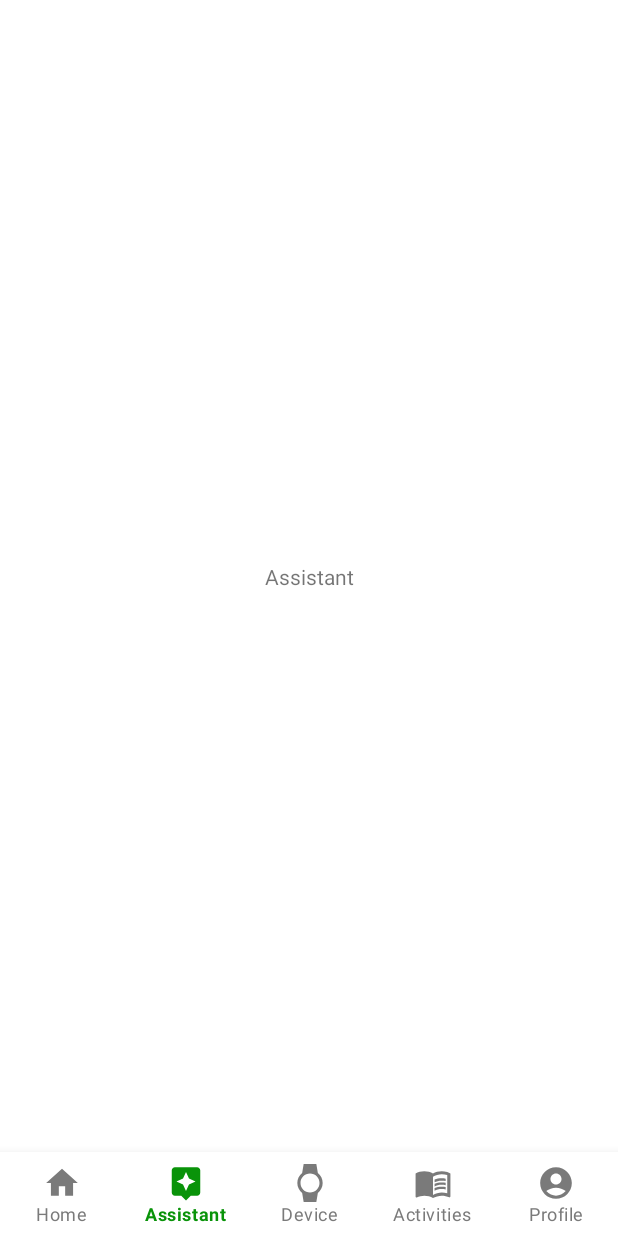
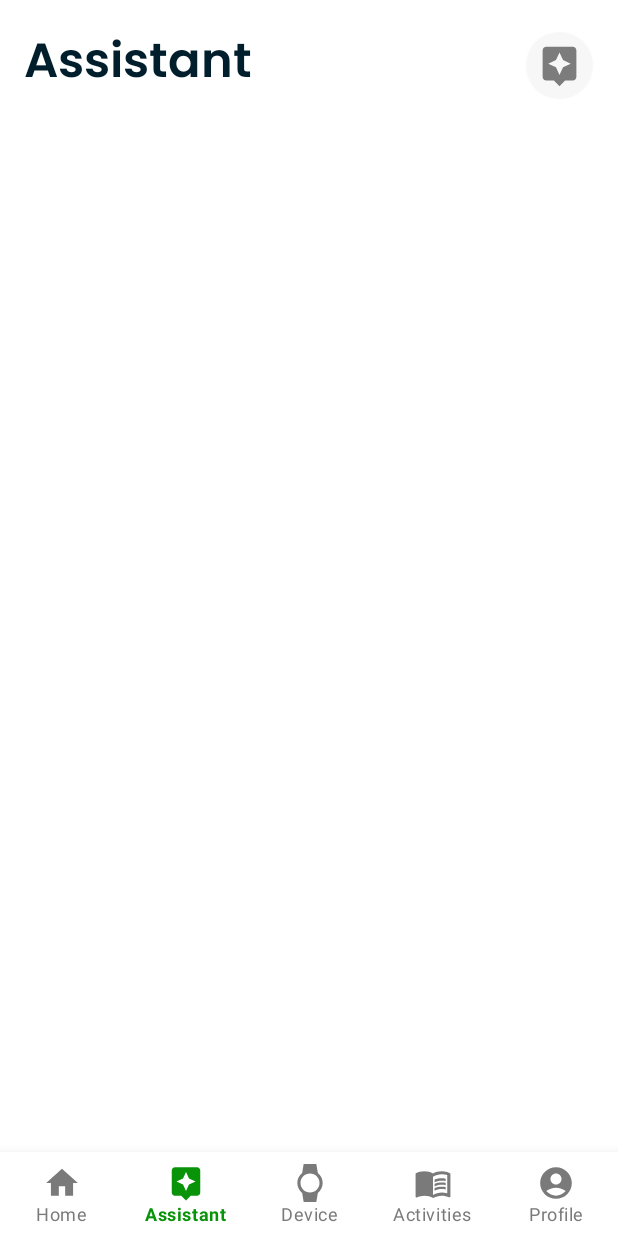
Before and after one commit to Dementia-Guard/dg-Mobile-prod, an Android app: the screen it shows after launch (Home), item 2 of the bottom bar chosen, on a phone screen of 412 x 824 dp. Run offline under Robolectric (Android 15) with nearby library versions, the light colour scheme and no system bars.

Commit message:
feat:addedBasicUItemp

```diff
--- a/app/src/main/res/layout/fragment_assistant.xml
+++ b/app/src/main/res/layout/fragment_assistant.xml
@@ -6,21 +6,75 @@
     android:layout_height="match_parent"
     tools:context=".Fragment.AssistantFragment">
 
-    <!-- TODO: Update blank fragment layout -->
-
     <androidx.constraintlayout.widget.ConstraintLayout
         android:layout_width="match_parent"
         android:layout_height="match_parent">
 
         <TextView
-            android:id="@+id/textView3"
+            android:id="@+id/textView"
             android:layout_width="wrap_content"
             android:layout_height="wrap_content"
+            android:layout_marginStart="16dp"
+            android:layout_marginTop="16dp"
+            android:fontFamily="@font/poppins_semibold"
             android:text="Assistant"
+            android:textColor="@color/secondary"
+            android:textSize="32sp"
+            app:layout_constraintStart_toStartOf="parent"
+            app:layout_constraintTop_toTopOf="parent" />
+
+        <com.google.android.material.card.MaterialCardView
+            android:id="@+id/cvNotiFb"
+            android:layout_width="0dp"
+            android:layout_height="wrap_content"
+            android:layout_marginEnd="16dp"
+            android:clickable="false"
+            app:cardBackgroundColor="@color/cardBorder"
+            app:cardCornerRadius="50dp"
+            app:cardElevation="0dp"
+            app:layout_constraintBottom_toBottomOf="@+id/textView"
+            app:layout_constraintEnd_toEndOf="parent"
+            app:layout_constraintTop_toTopOf="@+id/textView"
+            app:strokeWidth="0.8dp">
+
+            <androidx.constraintlayout.widget.ConstraintLayout
+                android:layout_width="match_parent"
+                android:layout_height="match_parent">
+
+                <com.google.android.material.imageview.ShapeableImageView
+                    android:id="@+id/imageView3"
+                    android:layout_width="30dp"
+                    android:layout_height="30dp"
+                    android:layout_marginStart="8dp"
+                    android:layout_marginTop="8dp"
+                    android:layout_marginEnd="8dp"
+                    android:layout_marginBottom="8dp"
+                    android:alpha="0.5"
+                    android:scaleType="centerCrop"
+                    android:src="@drawable/baseline_assistant_24"
+                    app:layout_constraintBottom_toBottomOf="parent"
+                    app:layout_constraintEnd_toEndOf="parent"
+                    app:layout_constraintHorizontal_chainStyle="packed"
+                    app:layout_constraintStart_toStartOf="parent"
+                    app:layout_constraintTop_toTopOf="parent"
+                    app:shapeAppearance="@style/roundedImageView" />
+
+            </androidx.constraintlayout.widget.ConstraintLayout>
+        </com.google.android.material.card.MaterialCardView>
+
+        <ScrollView
+            android:layout_width="match_parent"
+            android:layout_height="0dp"
+            android:fillViewport="true"
             app:layout_constraintBottom_toBottomOf="parent"
             app:layout_constraintEnd_toEndOf="parent"
             app:layout_constraintStart_toStartOf="parent"
-            app:layout_constraintTop_toTopOf="parent" />
+            app:layout_constraintTop_toBottomOf="@+id/textView">
+
+            <androidx.constraintlayout.widget.ConstraintLayout
+                android:layout_width="match_parent"
+                android:layout_height="match_parent" />
+        </ScrollView>
+
     </androidx.constraintlayout.widget.ConstraintLayout>
-
 </FrameLayout>
```
Also changed, not shown: app/src/main/res/layout/fragment_profile.xml (+59 -4 lines).
